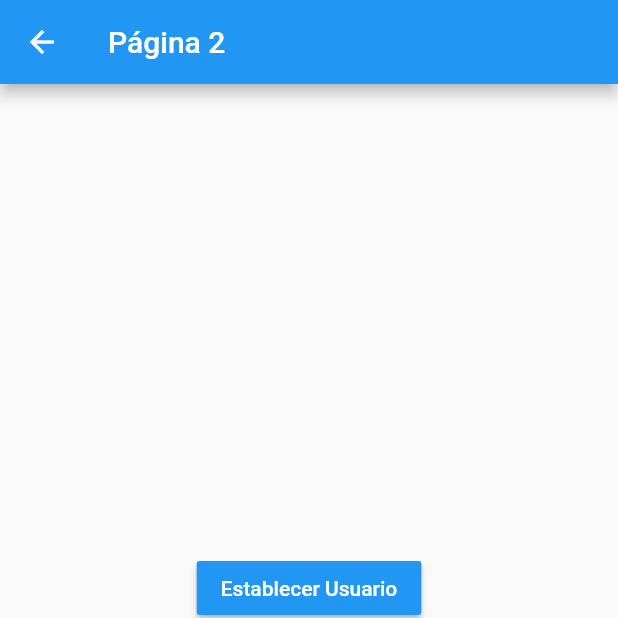
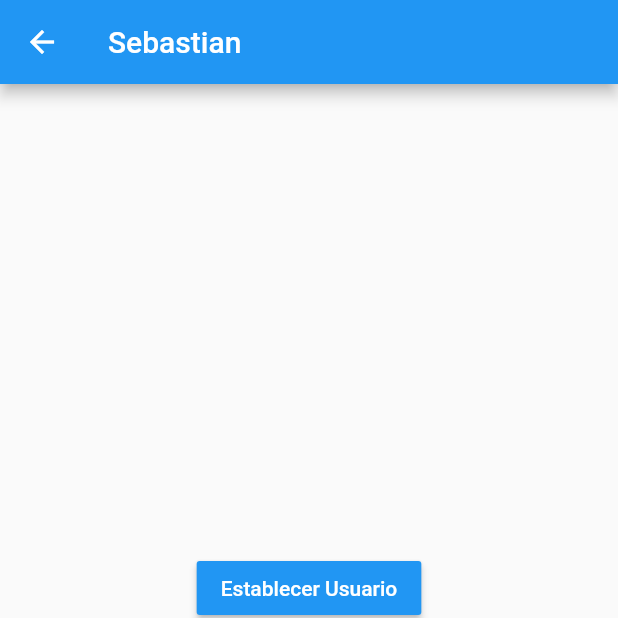
Before and after one commit to JSFranco07/ManejadoresEstado, a Flutter app: the Pagina2Page screen opened by its route, after a tap on "Establecer Usuario", on a phone screen of 412 x 824 dp, the top half of it. Run offline on Flutter 3.47's test engine with Material 2 defaults, Android fonts, the phone set to English and light mode, and no system bars; accounts and stored records are empty.

```diff
--- a/lib/pages/pagina1_page.dart
+++ b/lib/pages/pagina1_page.dart
@@ -1,13 +1,29 @@
+import 'package:estados/models/usuario.dart';
+import 'package:estados/services/usuario_service.dart';
 import 'package:flutter/material.dart';
+import 'package:provider/provider.dart';
 
 class Pagina1Page extends StatelessWidget {
   @override
   Widget build(BuildContext context) {
+
+    final usuarioService = Provider.of<UsuarioService>(context);
+
     return Scaffold(
       appBar: AppBar(
         title: Text('Página 1'),
+        actions: [
+          IconButton(
+            icon: Icon(Icons.exit_to_app),
+            onPressed: () => usuarioService.removerUsuario()
+          )
+        ],
       ),
-      body: InformacionUsuario(),
+      body: usuarioService.existeUsuario
+        ? InformacionUsuario(usuarioService.usuario)
+        : Center(
+          child: Text('No hay información del usuario'),
+        ),
       floatingActionButton: FloatingActionButton(
         child: Icon(Icons.accessibility_new),
         onPressed: () => Navigator.pushNamed(context, 'pagina2'),
@@ -18,27 +34,37 @@ class Pagina1Page extends StatelessWidget {
 
 class InformacionUsuario extends StatelessWidget {
 
+  final Usuario usuario;
+
+  const InformacionUsuario(this.usuario);
+
   @override
   Widget build(BuildContext context) {
     return Container(
       height: double.infinity,
       width: double.infinity,
       padding: EdgeInsets.all(20.0),
+      child: SingleChildScrollView(
+        physics: BouncingScrollPhysics(),
         child: Column(
           crossAxisAlignment: CrossAxisAlignment.start,
           children: [
 
             Text('General', style: TextStyle(fontSize: 18, fontWeight: FontWeight.bold),),
             Divider(),
-          ListTile( title: Text('Nombre: ')),
-          ListTile( title: Text('Edad: ')),
+            ListTile( title: Text('Nombre: ${usuario.nombre}')),
+            ListTile( title: Text('Edad: ${usuario.edad}')),
             Text('Profesiones', style: TextStyle(fontSize: 18, fontWeight: FontWeight.bold),),
             Divider(),
-          ListTile( title: Text('Profesión 1')),
-          ListTile( title: Text('Profesión 2')),
-          ListTile( title: Text('Profesión 3')),
+            // ListTile( title: Text('Profesión 1')),
+            ...usuario.profesiones.map(
+              (profesion) => ListTile(
+                title: Text(profesion)
+              )
+            ).toList(),
 
           ],
+        ),
       ),
     );
   }
--- a/lib/pages/pagina2_page.dart
+++ b/lib/pages/pagina2_page.dart
@@ -1,11 +1,19 @@
+import 'package:estados/models/usuario.dart';
+import 'package:estados/services/usuario_service.dart';
 import 'package:flutter/material.dart';
+import 'package:provider/provider.dart';
 
 class Pagina2Page extends StatelessWidget {
   @override
   Widget build(BuildContext context) {
+
+    final usuarioService = Provider.of<UsuarioService>(context);
+
     return Scaffold(
       appBar: AppBar(
-        title: Text('Página 2'),
+        title: (usuarioService.existeUsuario)
+          ? Text('${usuarioService.usuario.nombre}')
+          : Text('Página 2')
       ),
       body: Center(
         child: Column(
@@ -16,24 +24,27 @@ class Pagina2Page extends StatelessWidget {
               child: Text('Establecer Usuario', style: TextStyle(color: Colors.white)),
               color: Colors.blue,
               onPressed: (){
-
+                final usuario = Usuario(
+                  nombre: 'Sebastian',
+                  edad: 24,
+                  profesiones: ['Fullstack Developer', 'Jugador competitivo de COD']
+                );
+                usuarioService.usuario = usuario;
               },
             ),
 
             MaterialButton(
               child: Text('Cambiar Edad', style: TextStyle(color: Colors.white)),
               color: Colors.blue,
-              onPressed: (){
-
-              },
+              onPressed: () => (usuarioService.existeUsuario)
+                ? usuarioService.cambiarEdad(21)
+                : null,
             ),
 
             MaterialButton(
               child: Text('Añadir Profesión', style: TextStyle(color: Colors.white)),
               color: Colors.blue,
-              onPressed: (){
-
-              },
+              onPressed: () => usuarioService.agregarProfesion(),
             ),
 
           ],
--- /dev/null
+++ b/lib/services/usuario_service.dart
@@ -0,0 +1,31 @@
+import 'package:flutter/material.dart';
+import 'package:estados/models/usuario.dart';
+
+class UsuarioService with ChangeNotifier{
+
+  Usuario _usuario;
+
+  Usuario get usuario => this._usuario;
+  bool get existeUsuario => (this._usuario != null) ? true : false;
+
+  set usuario( Usuario user){
+    this._usuario = user;
+    notifyListeners();
+  }
+
+  void cambiarEdad( int edad ){
+    this._usuario.edad = edad;
+    notifyListeners();
+  }
+
+  void removerUsuario(){
+    this._usuario = null;
+    notifyListeners();
+  }
+
+  void agregarProfesion(){
+    this._usuario.profesiones.add('Pofesión ${this._usuario.profesiones.length + 1}');
+    notifyListeners();
+  }
+
+}
--- a/pubspec.yaml
+++ b/pubspec.yaml
@@ -28,6 +28,7 @@ dependencies:
   # The following adds the Cupertino Icons font to your application.
   # Use with the CupertinoIcons class for iOS style icons.
   cupertino_icons: ^0.1.3
+  provider: ^4.3.2+3
 
 dev_dependencies:
   flutter_test:
```
Also changed, not shown: lib/main.dart (+10 -3 lines), pubspec.lock. Lines whose indentation alone changed are shown as unchanged.
